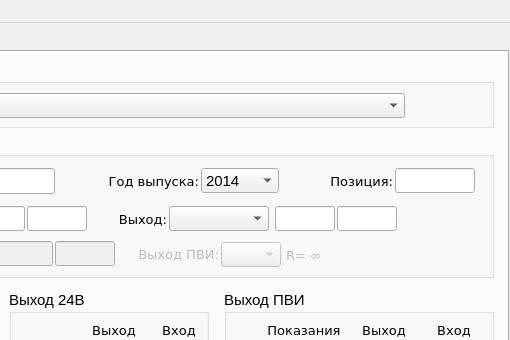
Old version of the form main.ui in the repository asd192/CalibrationIRT59; both pictures show x 290 to 800 and y 0 to 340 of the 800 by 670 pixel window.
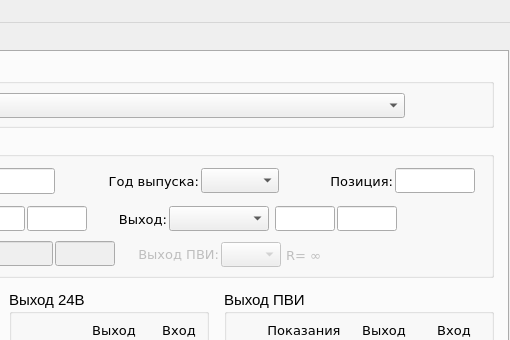
New version of the form.

```diff
--- a/main.ui
+++ b/main.ui
@@ -268,7 +268,7 @@
         </font>
        </property>
        <property name="currentIndex">
-        <number>4</number>
+        <number>0</number>
        </property>
        <item>
         <property name="text">
```
Left out of the diff: 39 changed lines with no effect on the pictures.
